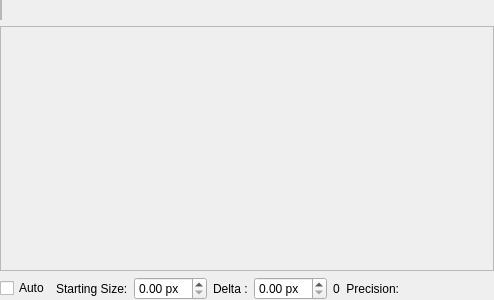
This is plugins/paintops/libpaintop/forms/wdgbrushchooser.ui in KDE/krita as Qt 5 draws it before an edit. The edited form follows.
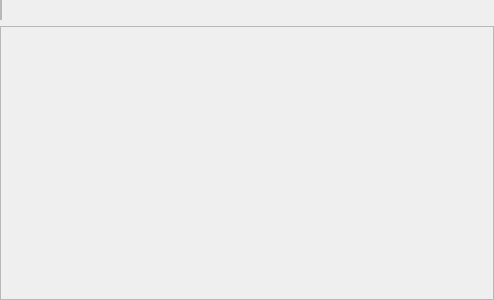
This is the edited form. Custom widgets are drawn as their Qt base class.

Commit message: remove precision related functions from how they were before

What changed in the file:
```diff
--- a/plugins/paintops/libpaintop/forms/wdgbrushchooser.ui
+++ b/plugins/paintops/libpaintop/forms/wdgbrushchooser.ui
@@ -10,7 +10,7 @@
     <height>300</height>
    </rect>
   </property>
-  <layout class="QVBoxLayout" name="verticalLayout" stretch="0,1,0,0">
+  <layout class="QVBoxLayout" name="verticalLayout" stretch="0,1,0">
    <property name="leftMargin">
     <number>0</number>
    </property>
@@ -80,105 +80,8 @@
    <item>
     <layout class="QHBoxLayout" name="horizontalLayout_2"/>
    </item>
-   <item>
-    <layout class="QHBoxLayout" name="horizontalLayout_3">
-     <item>
-      <widget class="QCheckBox" name="autoPrecisionCheckBox">
-       <property name="text">
-        <string>Auto</string>
-       </property>
-      </widget>
-     </item>
-     <item>
-      <widget class="QLabel" name="label">
-       <property name="toolTip">
-        <string>Use to set the size from which the Automatic Precision Setting should begin. The Precision will remain 5 before this value.</string>
-       </property>
-       <property name="text">
-        <string>Starting Size:</string>
-       </property>
-      </widget>
-     </item>
-     <item>
-      <widget class="KisDoubleParseSpinBox" name="sizeToStartFromSpinBox">
-       <property name="suffix">
-        <string> px</string>
-       </property>
-      </widget>
-     </item>
-     <item>
-      <widget class="QLabel" name="label_2">
-       <property name="sizePolicy">
-        <sizepolicy hsizetype="Fixed" vsizetype="Preferred">
-         <horstretch>0</horstretch>
-         <verstretch>0</verstretch>
-        </sizepolicy>
-       </property>
-       <property name="toolTip">
-        <string>This determines every interval after which the precision should change. For example: if the delta value is set to be 15.00, after every 15 pts change in the size of brush, the precision will change.</string>
-       </property>
-       <property name="text">
-        <string>Delta :</string>
-       </property>
-      </widget>
-     </item>
-     <item>
-      <widget class="KisDoubleParseSpinBox" name="deltaValueSpinBox">
-       <property name="suffix">
-        <string> px</string>
-       </property>
-      </widget>
-     </item>
-     <item>
-      <widget class="QLabel" name="lblPrecisionValue">
-       <property name="text">
-        <string>0</string>
-       </property>
-      </widget>
-     </item>
-     <item>
-      <widget class="QLabel" name="lblPrecision">
-       <property name="sizePolicy">
-        <sizepolicy hsizetype="Preferred" vsizetype="Preferred">
-         <horstretch>0</horstretch>
-         <verstretch>0</verstretch>
-        </sizepolicy>
-       </property>
-       <property name="text">
-        <string>Precision:</string>
-       </property>
-       <property name="alignment">
-        <set>Qt::AlignRight|Qt::AlignTrailing|Qt::AlignVCenter</set>
-       </property>
-      </widget>
-     </item>
-     <item>
-      <widget class="KisSliderSpinBox" name="sliderPrecision" native="true">
-       <property name="sizePolicy">
-        <sizepolicy hsizetype="Expanding" vsizetype="Preferred">
-         <horstretch>0</horstretch>
-         <verstretch>0</verstretch>
-        </sizepolicy>
-       </property>
-      </widget>
-     </item>
-    </layout>
-   </item>
   </layout>
  </widget>
- <customwidgets>
-  <customwidget>
-   <class>KisSliderSpinBox</class>
-   <extends>QWidget</extends>
-   <header>kis_slider_spin_box.h</header>
-   <container>1</container>
-  </customwidget>
-  <customwidget>
-   <class>KisDoubleParseSpinBox</class>
-   <extends>QDoubleSpinBox</extends>
-   <header>kis_double_parse_spin_box.h</header>
-  </customwidget>
- </customwidgets>
  <resources/>
  <connections/>
 </ui>
```
The commit also changes 12 other files.
